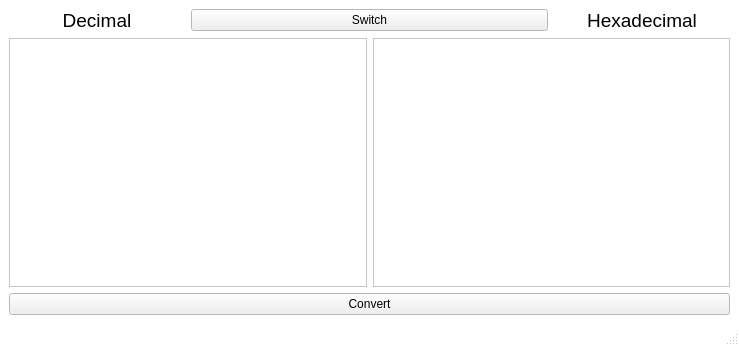
Old version of the form QTLabs/Lab_03_SignalsAndSlots/Translator/mainwindow.ui in the repository voodzz/qt_labs.
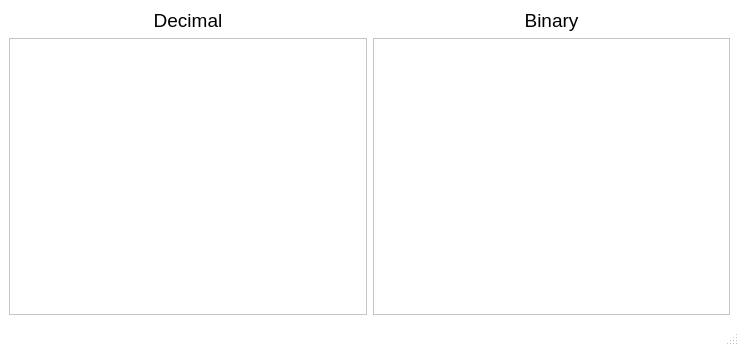
New version of the form.

Commit message: The right version of converter

What changed in the file:
```diff
--- a/QTLabs/Lab_03_SignalsAndSlots/Translator/mainwindow.ui
+++ b/QTLabs/Lab_03_SignalsAndSlots/Translator/mainwindow.ui
@@ -79,43 +79,6 @@
   </property>
   <widget class="QWidget" name="centralwidget">
    <layout class="QGridLayout" name="gridLayout">
-    <item row="0" column="0">
-     <widget class="QLabel" name="label">
-      <property name="font">
-       <font>
-        <pointsize>14</pointsize>
-       </font>
-      </property>
-      <property name="text">
-       <string>Decimal</string>
-      </property>
-      <property name="alignment">
-       <set>Qt::AlignCenter</set>
-      </property>
-     </widget>
-    </item>
-    <item row="0" column="1" colspan="2">
-     <widget class="QPushButton" name="pushButton_2">
-      <property name="text">
-       <string>Switch</string>
-      </property>
-     </widget>
-    </item>
-    <item row="0" column="3">
-     <widget class="QLabel" name="label_2">
-      <property name="font">
-       <font>
-        <pointsize>14</pointsize>
-       </font>
-      </property>
-      <property name="text">
-       <string>Hexadecimal</string>
-      </property>
-      <property name="alignment">
-       <set>Qt::AlignCenter</set>
-      </property>
-     </widget>
-    </item>
     <item row="1" column="0" colspan="2">
      <widget class="QTextEdit" name="textEdit">
       <property name="enabled">
@@ -185,49 +148,52 @@
         </disabled>
        </palette>
       </property>
+      <property name="font">
+       <font>
+        <pointsize>12</pointsize>
+       </font>
+      </property>
      </widget>
     </item>
     <item row="1" column="2" colspan="2">
      <widget class="QTextEdit" name="textEdit_2">
-      <property name="enabled">
-       <bool>true</bool>
+      <property name="font">
+       <font>
+        <pointsize>12</pointsize>
+       </font>
       </property>
-      <property name="palette">
-       <palette>
-        <active>
-         <colorrole role="Base">
-          <brush brushstyle="SolidPattern">
-           <color alpha="255">
-            <red>255</red>
-            <green>255</green>
-            <blue>255</blue>
-           </color>
-          </brush>
-         </colorrole>
-        </active>
-        <inactive>
-         <colorrole role="Base">
-          <brush brushstyle="SolidPattern">
-           <color alpha="255">
-            <red>255</red>
-            <green>255</green>
-            <blue>255</blue>
-           </color>
-          </brush>
-         </colorrole>
-        </inactive>
-        <disabled/>
-       </palette>
+      <property name="readOnly">
+       <bool>false</bool>
       </property>
      </widget>
     </item>
-    <item row="2" column="0" colspan="4">
-     <widget class="QPushButton" name="pushButton">
-      <property name="cursor">
-       <cursorShape>PointingHandCursor</cursorShape>
+    <item row="0" column="0" colspan="2">
+     <widget class="QLabel" name="label">
+      <property name="font">
+       <font>
+        <pointsize>14</pointsize>
+       </font>
       </property>
       <property name="text">
-       <string>Convert</string>
+       <string>Decimal</string>
+      </property>
+      <property name="alignment">
+       <set>Qt::AlignCenter</set>
+      </property>
+     </widget>
+    </item>
+    <item row="0" column="2" colspan="2">
+     <widget class="QLabel" name="label_2">
+      <property name="font">
+       <font>
+        <pointsize>14</pointsize>
+       </font>
+      </property>
+      <property name="text">
+       <string>Binary</string>
+      </property>
+      <property name="alignment">
+       <set>Qt::AlignCenter</set>
       </property>
      </widget>
     </item>
```
The commit also changes 2 other files.
